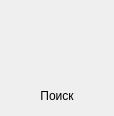
This is ble_scanner/res/frm_control_scanner.ui in mcsltd/mcs-inRat-monitor as Qt 5 draws it before an edit. The edited form follows.
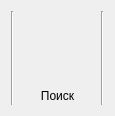
This is the edited form. Icons and pictures are not drawn.

What changed in the file:
```diff
--- a/ble_scanner/res/frm_control_scanner.ui
+++ b/ble_scanner/res/frm_control_scanner.ui
@@ -14,6 +14,13 @@
    <string>Frame</string>
   </property>
   <layout class="QHBoxLayout" name="horizontalLayout_2">
+   <item>
+    <widget class="Line" name="line_2">
+     <property name="orientation">
+      <enum>Qt::Orientation::Vertical</enum>
+     </property>
+    </widget>
+   </item>
    <item>
     <layout class="QVBoxLayout" name="verticalLayout">
      <property name="spacing">
@@ -87,6 +94,13 @@
      </item>
     </layout>
    </item>
+   <item>
+    <widget class="Line" name="line">
+     <property name="orientation">
+      <enum>Qt::Orientation::Vertical</enum>
+     </property>
+    </widget>
+   </item>
   </layout>
  </widget>
  <resources>
```
